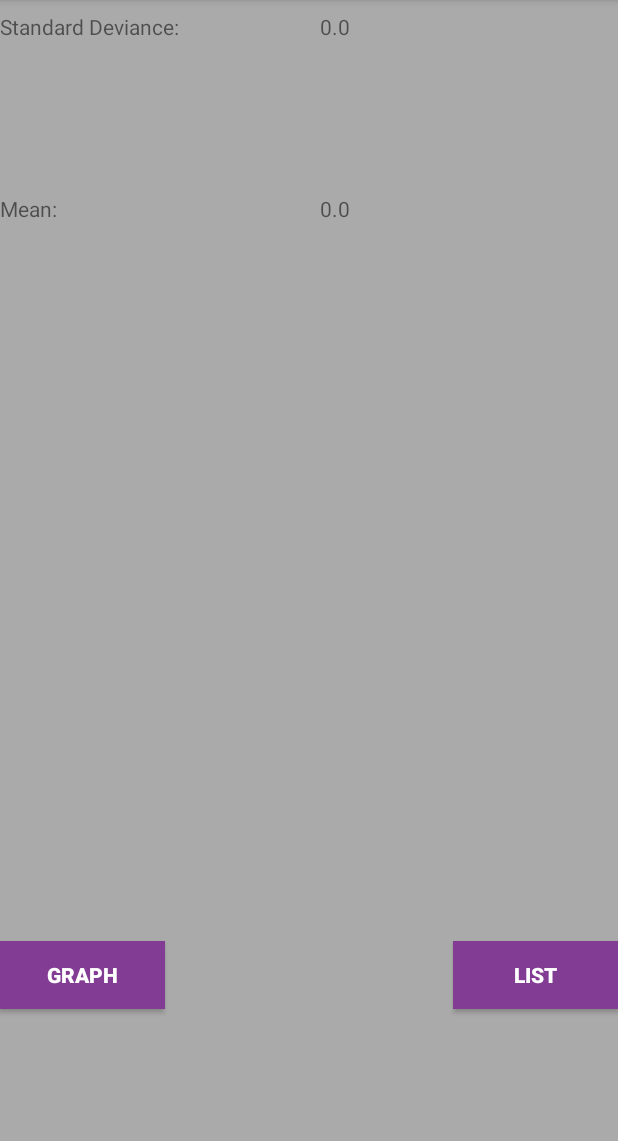
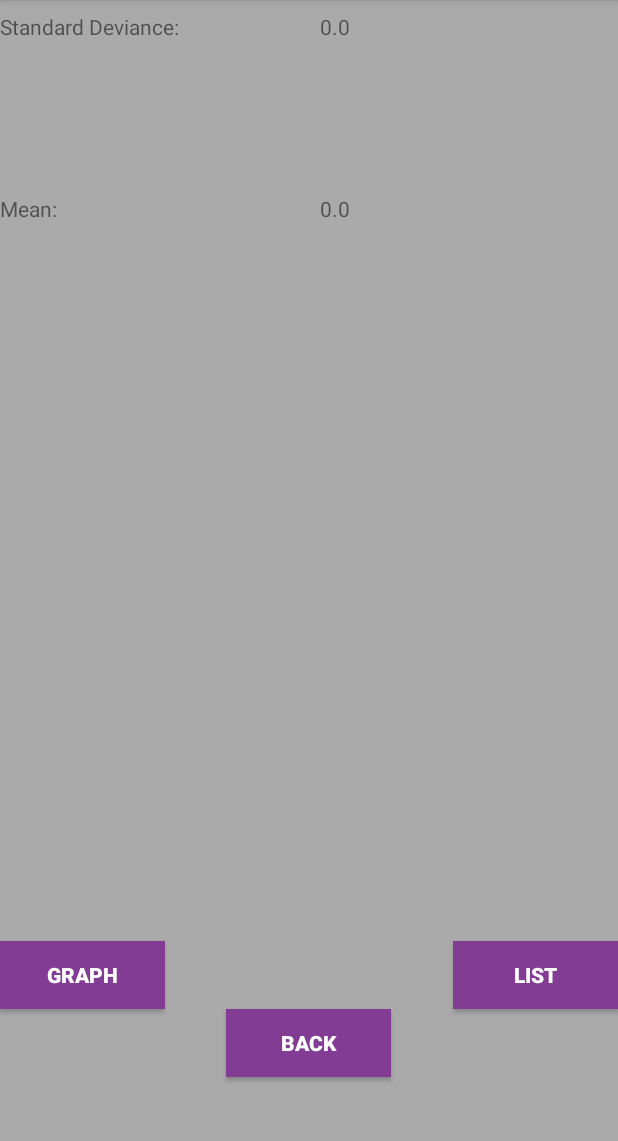
Before and after one commit to mbmcmullen/DiabetesManager, an Android app: the Table screen opened directly, with no data from a screen before it, after a tap on "STATISTICS", on a phone screen of 412 x 824 dp, the part 84-1225 px from its top. Run offline under Robolectric (Android 15) with nearby library versions, the phone set to English and light mode, and no system bars.

Commit message:
Second to last commit

```diff
--- a/app/src/main/java/com/example/mcmull27/diabetesmanager/Calculations.java
+++ b/app/src/main/java/com/example/mcmull27/diabetesmanager/Calculations.java
@@ -3,21 +3,30 @@ package com.example.mcmull27.diabetesmanager;
 import android.content.Intent;
 import android.support.v7.app.AppCompatActivity;
 import android.os.Bundle;
+import android.util.Log;
 import android.view.View;
 import android.widget.Button;
 import android.widget.TextView;
 
+import java.text.SimpleDateFormat;
+import java.util.ArrayList;
 import java.util.List;
+import java.util.Date;
 
-import static com.example.mcmull27.diabetesmanager.StatisticsPage.FROM_DATE;
-import static com.example.mcmull27.diabetesmanager.StatisticsPage.TO_DATE;
-import static com.example.mcmull27.diabetesmanager.StatisticsPage.TYPE;
+import static com.example.mcmull27.diabetesmanager.Table.tCONTAINS;
+import static com.example.mcmull27.diabetesmanager.Table.tFROM_DATE;
+import static com.example.mcmull27.diabetesmanager.Table.tTO_DATE;
+import static com.example.mcmull27.diabetesmanager.Table.tTYPE;
+
 
 public class Calculations extends AppCompatActivity {
     private String ty;
     private String fd;
     private String td;
+    private String ct;
     private DatabaseManager db;
+    List<Act> displayList;
+    Date fromDateD, toDateD;
 
     @Override
     protected void onCreate(Bundle savedInstanceState) {
@@ -26,11 +35,17 @@ public class Calculations extends AppCompatActivity {
 
         Intent i = getIntent();
 
-        ty = i.getStringExtra(TYPE);
-        fd = i.getStringExtra(FROM_DATE);
-        td = i.getStringExtra(TO_DATE);
+        Log.e("JKERR", "calc.TYPE received " + i.getStringExtra(tTYPE));
+        Log.e("JKERR", "calc.FROM_DATE received " + i.getStringExtra(tFROM_DATE));
+        Log.e("JKERR", "calc.TO_DATE received " + i.getStringExtra(tTO_DATE));
+        Log.e("JKERR", "calc.CONTAINS received " + i.getStringExtra(tCONTAINS));
 
-        calculations(ty,fd,td);
+        ty = i.getStringExtra(tTYPE);
+        fd = i.getStringExtra(tFROM_DATE);
+        td = i.getStringExtra(tTO_DATE);
+        ct = i.getStringExtra(tCONTAINS);
+
+        calculations();
 
         //button to go to graph screen
         Button graph = (Button) findViewById(R.id.graph);
@@ -51,18 +66,24 @@ public class Calculations extends AppCompatActivity {
                 openQueryPage();
             }
         });
+
+        //button to go back to main stats screen
+        Button back = (Button) findViewById(R.id.back);
+        back.setOnClickListener(new View.OnClickListener() {
+            @Override
+            public void onClick(View view) {
+                finish();
+            }
+        });
      }
 
      //calculates the mean and standard deviance
-     public void calculations(String type, String fromDate, String toDate)
+     public void calculations()
      {
          db = new DatabaseManager(this);
 
         List<Act> actList;
 
-         String a1_txt;
-         String a2_txt;
-         String a3_txt;
 
          int a1 =0, a2 = 0, a3 = 0;
 
@@ -72,20 +93,57 @@ public class Calculations extends AppCompatActivity {
          double stdDev = 0;
 
          try {
-             actList = db.queryActs(type, fromDate, toDate);
+             Log.e("JKERR", "0");
+             actList = db.selectAllActs();
+
+             Log.e("JKERR", "1");
+             displayList = new ArrayList<>();
+
+             Log.e("JKERR", "actList size: " + actList.size());
+
+             //filter types
+             for(int i=0; i<actList.size();i++){
+                 Act e = actList.get(i);
+
+                 if(e.getType().equals(ty)){
+                     displayList.add(e);
+                 }
+             }
+
+             SimpleDateFormat format = new SimpleDateFormat(Act.DATE_FORMAT);
+
+             try{
+                 fromDateD = format.parse(fd);
+                 toDateD = format.parse(td);
+             }catch(Exception e){
+                 fromDateD = null;
+                 toDateD = null;
+             }
+
+             for(int i=0; i<displayList.size(); i++)
+             {
+                 if((fromDateD != null && displayList.get(i).getDateTime().before(fromDateD)) || (toDateD != null && displayList.get(i).getDateTime().after(toDateD)) || ((ct != null && !ct.isEmpty()) && !displayList.get(i).getDescription().contains(ct)))
+                 {
+                     displayList.remove(i);
+                 }
+             }
 
              //calculate mean
-             for (int i = 0; i < actList.size(); i++) {
+             for (int i = 0; i < displayList.size(); i++) {
                  count++;
-                 sum += actList.get(i).getAmount();
+                 sum += displayList.get(i).getAmount();
+                 Log.e("JKERR", "inside_mean_loop_amount: " + displayList.get(i).getAmount() + " \n\t\t\tsum: " + sum);
              }
 
              mean = sum / count;
+             Log.e("JKERR", "Mean: " + mean);
 
              //calculate standard deviance
-             for (int i = 0; i < actList.size(); i++) {
-                 stdDev += Math.pow(actList.get(i).getAmount() - mean, 2);
+             for (int i = 0; i < displayList.size(); i++) {
+                 stdDev += Math.pow(displayList.get(i).getAmount() - mean, 2);
              }
+
+             Log.e("JKERR", "STD: " + stdDev);
 
              //set text fields
              TextView stdDev_res = (TextView) findViewById(R.id.stdDev_res);
--- a/app/src/main/java/com/example/mcmull27/diabetesmanager/Table.java
+++ b/app/src/main/java/com/example/mcmull27/diabetesmanager/Table.java
@@ -20,6 +20,7 @@ import java.util.List;
 import static com.example.mcmull27.diabetesmanager.StatisticsPage.FROM_DATE;
 import static com.example.mcmull27.diabetesmanager.StatisticsPage.TO_DATE;
 import static com.example.mcmull27.diabetesmanager.StatisticsPage.TYPE;
+import static com.example.mcmull27.diabetesmanager.StatisticsPage.CONTAINS;
 
 public class Table extends AppCompatActivity {
     public List<Act> actList;
@@ -28,6 +29,12 @@ public class Table extends AppCompatActivity {
     private String fd;
     private String td;
     private String ty;
+    private String ct;
+
+    public static final String tFROM_DATE = "com.example.mcmull27.diabetesmanager.tFROM_DATE";
+    public static final String tTO_DATE = "com.example.mcmull27.diabetesmanager.tTO_DATE";;
+    public static final String tTYPE = "com.example.mcmull27.diabetesmanager.tTYPE";
+    public static final String tCONTAINS = "com.example.mcmull27.diabetesmanager.tCONTAINS";
 
     List<Act> displayList;
     QueryAdaptor adapter;
@@ -42,8 +49,10 @@ public class Table extends AppCompatActivity {
         //get previous intent's data
         Intent intent = getIntent();
         ty = intent.getStringExtra(TYPE);
+
         fd = intent.getStringExtra(FROM_DATE);
         td = intent.getStringExtra(TO_DATE);
+        ct = intent.getStringExtra(CONTAINS);
 
         //query the db
         db = new DatabaseManager(this);
@@ -64,16 +73,20 @@ public class Table extends AppCompatActivity {
         try{
             fromDate = format.parse(fd);
             toDate = format.parse(td);
-        }catch(Exception e){}
-        //filter from date
-        if(!fd.equals("")){
-            //loop through displayList and remove any activity with a  date that is before fromDate
+        }catch(Exception e){
+            fromDate = null;
+            toDate = null;
         }
-        //filter to date date
-        if(!td.equals("")){
-            //loop through displayList and remove any activity with a date that is after toDate
+
+
+        for(int i=0; i<displayList.size(); i++)
+        {
+            if((fromDate != null && displayList.get(i).getDateTime().before(fromDate)) || (toDate != null && displayList.get(i).getDateTime().after(toDate)) || ((ct != null && !ct.isEmpty()) && !displayList.get(i).getDescription().contains(ct)))
+            {
+                displayList.remove(i);
+            }
         }
-        //filter contains
+
 
         //creating recyclerview adapter and delete listener
         adapter = new QueryAdaptor(displayList);
@@ -111,19 +124,23 @@ public class Table extends AppCompatActivity {
     {
         Intent toGraph = new Intent(this, Graph.class);
 
-        toGraph.putExtra("TYPE",this.ty);
-        toGraph.putExtra("FROM_DATE",this.fd);
-        toGraph.putExtra("TO_DATE",this.td);
+        toGraph.putExtra("tTYPE",this.ty);
+        toGraph.putExtra("tFROM_DATE",this.fd);
+        toGraph.putExtra("tTO_DATE",this.td);
 
         startActivity(toGraph);
     }
 
     public void openCalculationsPage(){
-        Intent toStats = new Intent(Table.this, Calculations.class);
+        Intent toStats = new Intent(getApplicationContext(), Calculations.class);
 
-        toStats.putExtra("TYPE",ty);
-        toStats.putExtra("FROM_DATE",fd);
-        toStats.putExtra("TO_DATE",td);
+
+        Log.e("JKERR", "putting TYPE as " + ty);
+        Log.e("JKERR", "putting FROM_DATE as " + fd);
+        Log.e("JKERR", "putting TO_DATE as " + td);
+        toStats.putExtra("tTYPE",ty);
+        toStats.putExtra("tFROM_DATE",fd);
+        toStats.putExtra("tTO_DATE",td);
 
         startActivity(toStats);
     }
--- a/app/src/main/res/layout/activity_calculations.xml
+++ b/app/src/main/res/layout/activity_calculations.xml
@@ -59,5 +59,15 @@
         android:layout_alignTop="@+id/query"
         android:text="@string/graph_button" />
 
+    <Button
+        android:id="@+id/back"
+        style="@style/buttonStyle"
+        android:layout_width="wrap_content"
+        android:layout_height="wrap_content"
+        android:layout_below="@+id/query"
+        android:layout_centerHorizontal="true"
+        android:layout_marginTop="-95dp"
+        android:text="Back" />
+
 
 </RelativeLayout>
```
Also changed, not shown: app/src/main/java/com/example/mcmull27/diabetesmanager/StatisticsPage.java (+11 -6 lines).
